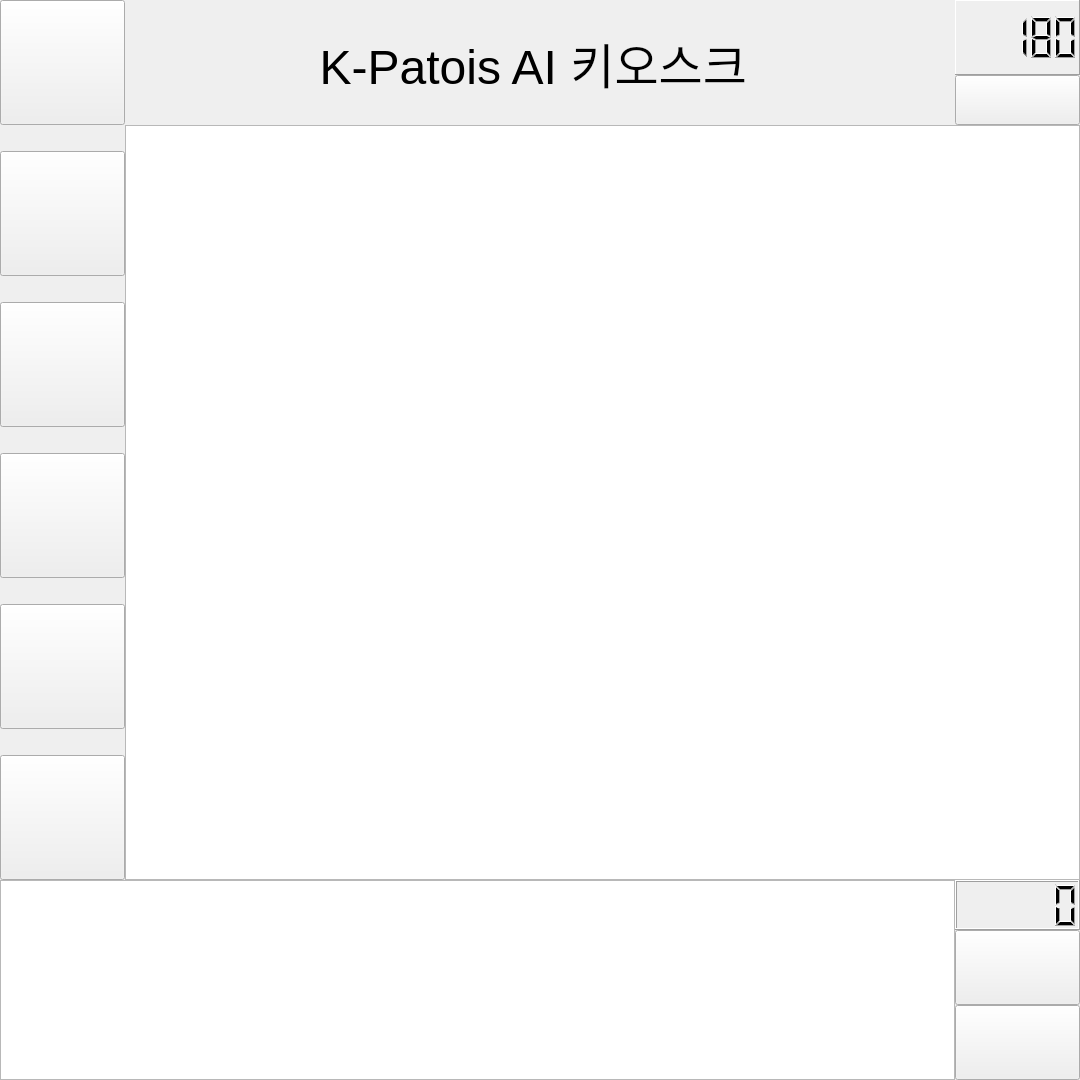
First picture: the form in front/UI/Init.ui, repository LeeHuSeong/Kiosk_AI, before the edit.
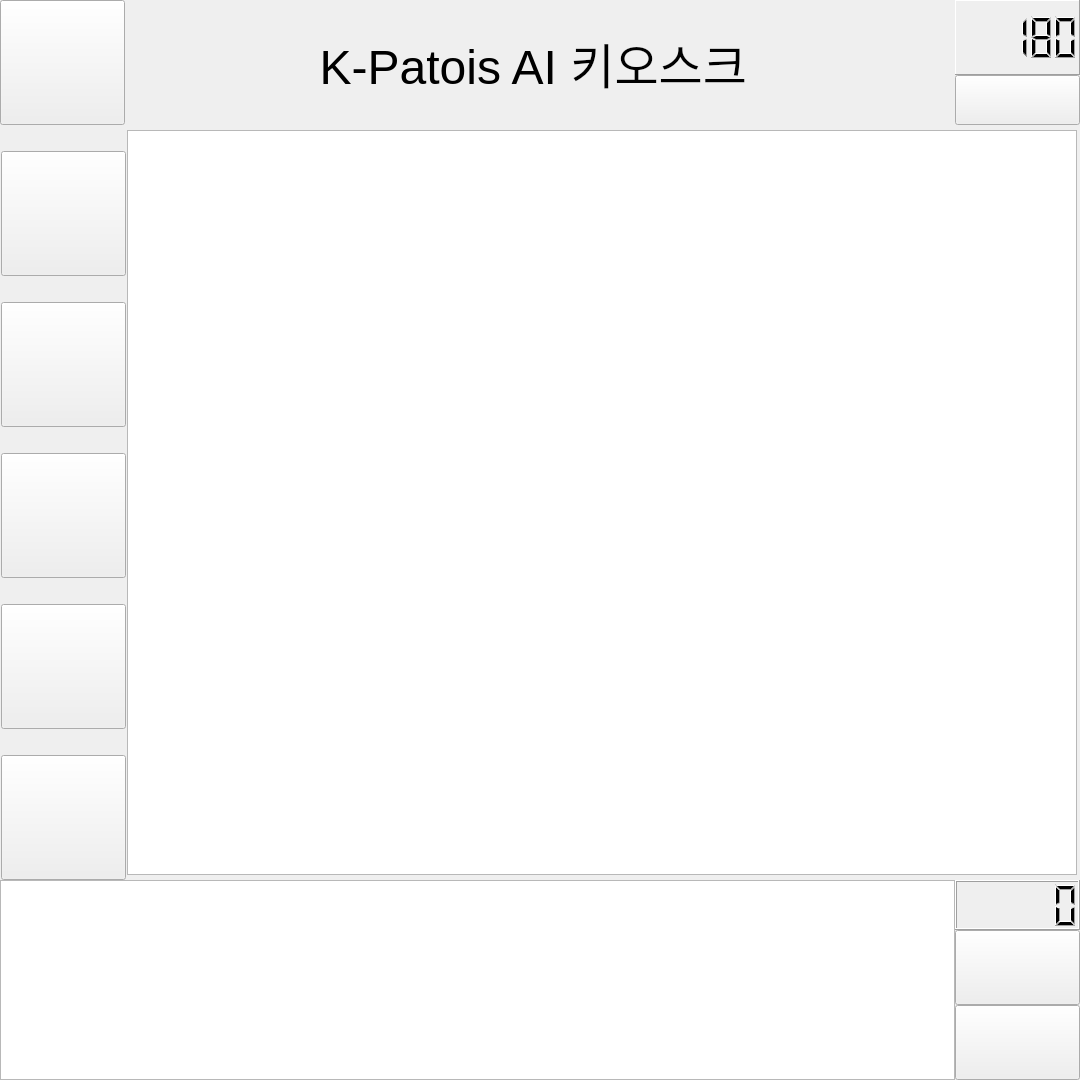
Second picture: the form after the edit. The open tabs and pages were chosen to show the change. Icons and pictures are not drawn.

Commit message: 오류수정_0

```diff
--- a/front/UI/Init.ui
+++ b/front/UI/Init.ui
@@ -830,6 +830,18 @@
             </item>
             <item>
              <widget class="QListWidget" name="menuListWidget">
+              <property name="minimumSize">
+               <size>
+                <width>950</width>
+                <height>745</height>
+               </size>
+              </property>
+              <property name="maximumSize">
+               <size>
+                <width>950</width>
+                <height>745</height>
+               </size>
+              </property>
               <property name="focusPolicy">
                <enum>Qt::NoFocus</enum>
               </property>
```
Left out of the diff: 2 changed lines with no effect on the pictures. The commit also changes 1 other file.
